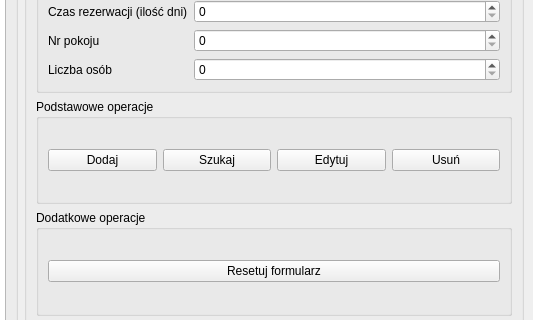
Old version of the form HotelOrganizer2/receptionistwindow.ui in the repository mxzablocki/hotel; both pictures show x 491 to 1024 and y 180 to 500 of the 1024 by 650 pixel window.
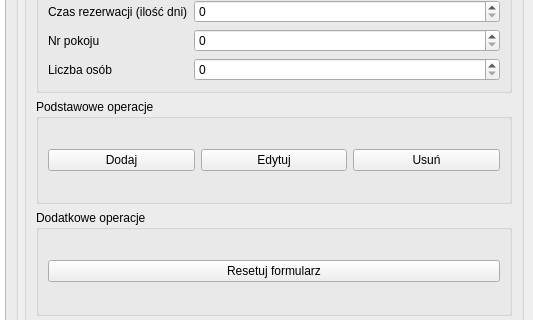
New version of the form. Icons and pictures are not drawn.

Diff of the .ui file:
```diff
--- a/HotelOrganizer2/receptionistwindow.ui
+++ b/HotelOrganizer2/receptionistwindow.ui
@@ -201,13 +201,6 @@
             </property>
            </widget>
           </item>
-          <item>
-           <widget class="QPushButton" name="pushButtonClientSearch">
-            <property name="text">
-             <string>Szukaj</string>
-            </property>
-           </widget>
-          </item>
           <item>
            <widget class="QPushButton" name="pushButtonClientEdit">
             <property name="text">
```
